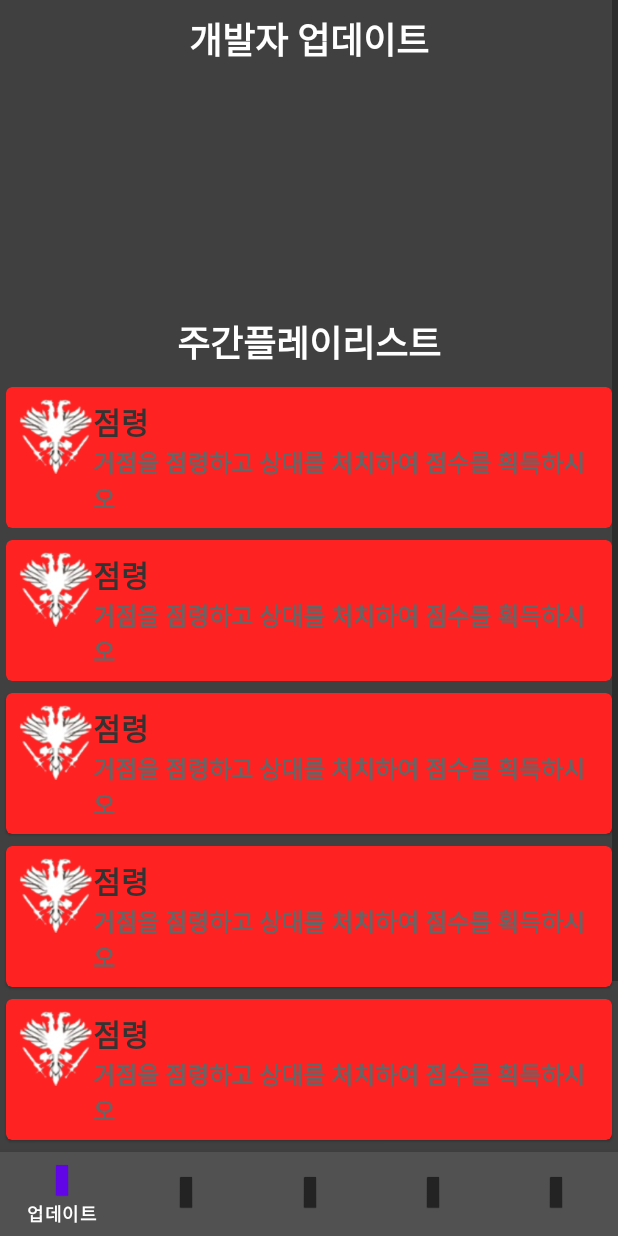
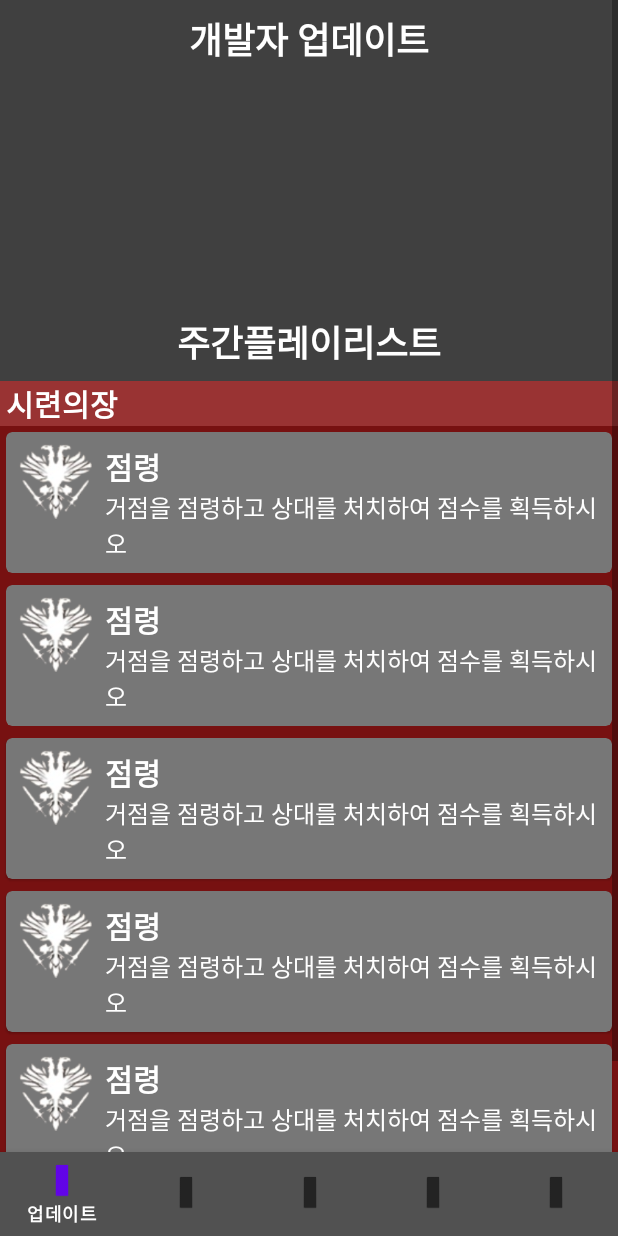
Before and after one commit to kuri2021/DestinyAid, an Android app: the InformationActivity screen opened directly, with no data from a screen before it, on a phone screen of 412 x 824 dp. Run offline under Robolectric (Android 15) with nearby library versions, the phone set to English and light mode, and no system bars.

Commit message:
리사이클러뷰 인포메이션에 적용

```diff
--- a/app/src/main/res/layout/informationtab.xml
+++ b/app/src/main/res/layout/informationtab.xml
@@ -34,22 +34,48 @@
             android:textStyle="bold"
             android:padding="8dp"
             android:textColor="@color/white"/>
+        <TextView
+            android:layout_width="match_parent"
+            android:layout_height="wrap_content"
+            android:text="시련의장"
+            android:textColor="@color/white"
+            android:textSize="20sp"
+            android:textStyle="bold"
+            android:background="#FF993333"
+            android:paddingLeft="4dp"/>
 
         <androidx.recyclerview.widget.RecyclerView
             android:id="@+id/strike_recyclerview"
             android:layout_width="match_parent"
             android:layout_height="wrap_content"
             app:layoutManager="androidx.recyclerview.widget.LinearLayoutManager"
-            android:orientation="vertical"/>
+            android:orientation="vertical"
+            android:background="#FF771111"/>
 
+        <View
+            android:layout_width="match_parent"
+            android:layout_height="2dp"
+            android:layout_centerInParent="true"
+            android:layout_margin="4dp"
+            android:background="#FF555555" />
         <TextView
             android:layout_width="match_parent"
             android:layout_height="wrap_content"
-            android:text="행성"
-            android:gravity="center"
-            android:textSize="24sp"
+            android:text="시련의장"
+            android:textColor="@color/white"
+            android:textSize="20sp"
             android:textStyle="bold"
-            android:textColor="@color/white" />
+            android:background="#FF993333"
+            android:paddingLeft="4dp"/>
+
+        <androidx.recyclerview.widget.RecyclerView
+            android:id="@+id/_recyclerview"
+            android:layout_width="match_parent"
+            android:layout_height="wrap_content"
+            app:layoutManager="androidx.recyclerview.widget.LinearLayoutManager"
+            android:orientation="vertical"
+            android:background="#FF771111"/>
+
 
 
 
--- a/app/src/main/res/layout/recycler_item.xml
+++ b/app/src/main/res/layout/recycler_item.xml
@@ -5,7 +5,7 @@
     xmlns:app="http://schemas.android.com/apk/res-auto"
     app:contentPadding="8dp"
     app:cardCornerRadius="4dp"
-    app:cardBackgroundColor="#FFff2222"
+    app:cardBackgroundColor="#FF777777"
     android:layout_margin="4dp">
 
     <RelativeLayout
@@ -23,8 +23,9 @@
             android:layout_toRightOf="@+id/iv"
             android:text="title"
             android:textSize="20sp"
-            android:textColor="#ff333333"
-            android:textStyle="bold"/>
+            android:textColor="@color/white"
+            android:textStyle="bold"
+            android:layout_marginLeft="8dp"/>
         <TextView
             android:id="@+id/tv_content"
             android:layout_width="wrap_content"
@@ -33,8 +34,8 @@
             android:layout_below="@id/tv_title"
             android:text="content"
             android:textSize="16sp"
-            android:textColor="#ff666666"
-            android:textStyle="bold"/>
+            android:textColor="@color/white"
+            android:layout_marginLeft="8dp"/>
     </RelativeLayout>
 
 </com.google.android.material.card.MaterialCardView>
```
